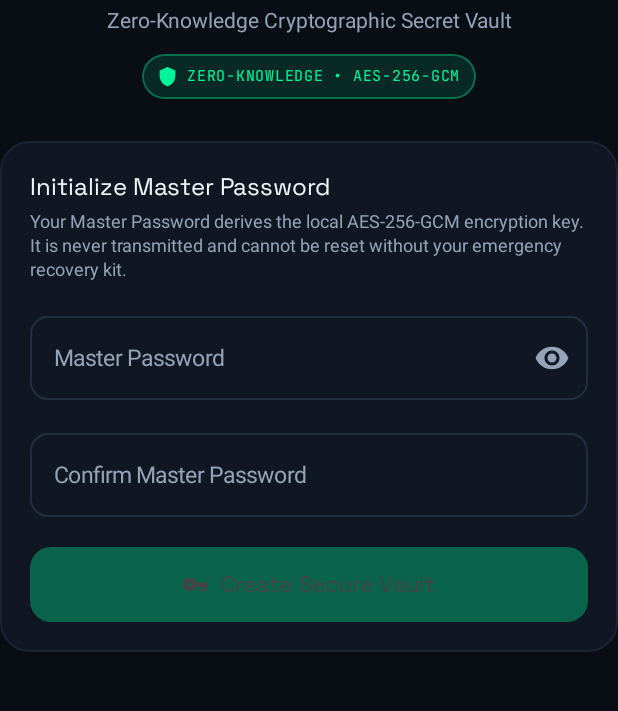
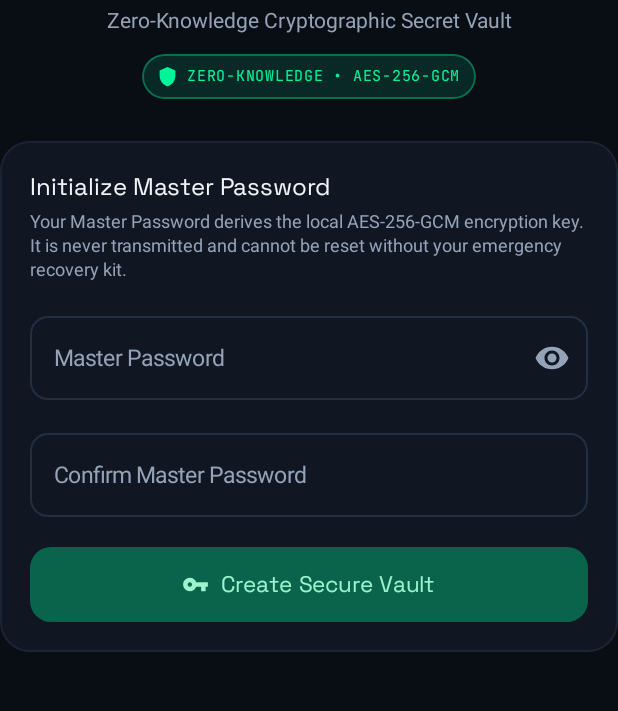
Before and after one commit to cipherwell/Vault-Zero, an Android app built with Jetpack Compose: the composable SetupMasterKeyScreen called with empty values, on a phone screen of 412 x 824 dp, the part 191-902 px from its top. Run offline under Robolectric (Android 15) with nearby library versions, the phone set to English and light mode, and no system bars; 18 statements that could not run were skipped.

Commit message:
a11y(contrast): legible disabled CTA and setup headline
The disabled 'Create Secure Vault' label used Color.DarkGray (#444444) on the
35%-alpha emerald container: 1.36:1 - effectively invisible. The setup card also
inherited its content colour from the translucent surfaceVariant container, which
dimmed the 'Initialize Master Password' headline.

- new CyberEmeraldMuted (#9CF3CE) token for disabled emerald controls
- headline pinned to colorScheme.onSurface instead of the card's derived colour

Measured on the live AVD from the rendered pixels: container #0C664F,
label #9CF3CE -> 5.32:1 (WCAG AA for normal text). Old value measured 1.36:1.
Both disabled CTA sites (setup + unlock) use the token; verified unlock flow with
test1234 still works after the change.

```diff
--- a/app/src/main/java/com/example/ui/screens/LockScreen.kt
+++ b/app/src/main/java/com/example/ui/screens/LockScreen.kt
@@ -72,6 +72,7 @@ import com.example.ui.components.StrengthMeter
 import com.example.ui.components.ZeroKnowledgeSecurityBadge
 import com.example.ui.theme.CyberCyan
 import com.example.ui.theme.CyberEmerald
+import com.example.ui.theme.CyberEmeraldMuted
 import com.example.ui.theme.DangerRed
 import com.example.ui.theme.JetBrainsMonoFamily
 import com.example.ui.theme.WarningAmber
@@ -223,7 +224,10 @@ private fun SetupMasterKeyScreen(
                 Text(
                     text = "Initialize Master Password",
                     style = MaterialTheme.typography.titleMedium,
-                    fontWeight = FontWeight.SemiBold
+                    fontWeight = FontWeight.SemiBold,
+                    // The card's content colour is derived from its translucent
+                    // surfaceVariant container, which dimmed the headline.
+                    color = MaterialTheme.colorScheme.onSurface
                 )
 
                 Spacer(modifier = Modifier.height(6.dp))
@@ -328,7 +332,7 @@ private fun SetupMasterKeyScreen(
                         containerColor = CyberEmerald,
                         contentColor = Color.Black,
                         disabledContainerColor = CyberEmerald.copy(alpha = 0.35f),
-                        disabledContentColor = Color.DarkGray
+                        disabledContentColor = CyberEmeraldMuted
                     )
                 ) {
                     if (isAuthenticating) {
@@ -669,7 +673,7 @@ private fun UnlockVaultScreen(
                         containerColor = CyberEmerald,
                         contentColor = Color.Black,
                         disabledContainerColor = CyberEmerald.copy(alpha = 0.35f),
-                        disabledContentColor = Color.DarkGray
+                        disabledContentColor = CyberEmeraldMuted
                     )
                 ) {
                     if (isAuthenticating) {
--- a/app/src/main/java/com/example/ui/theme/Color.kt
+++ b/app/src/main/java/com/example/ui/theme/Color.kt
@@ -10,6 +10,9 @@ val ObsidianCardBorder = Color(0xFF222E42)
 
 val CyberEmerald = Color(0xFF00F59B)
 val CyberEmeraldDark = Color(0xFF00A868)
+
+/** Legible mint for disabled emerald controls (WCAG-friendly on the dark canvas). */
+val CyberEmeraldMuted = Color(0xFF9CF3CE)
 val CyberCyan = Color(0xFF00D2FF)
 val CyberCyanDark = Color(0xFF0090B3)
 val RoyalPurple = Color(0xFF8B5CF6)
```
